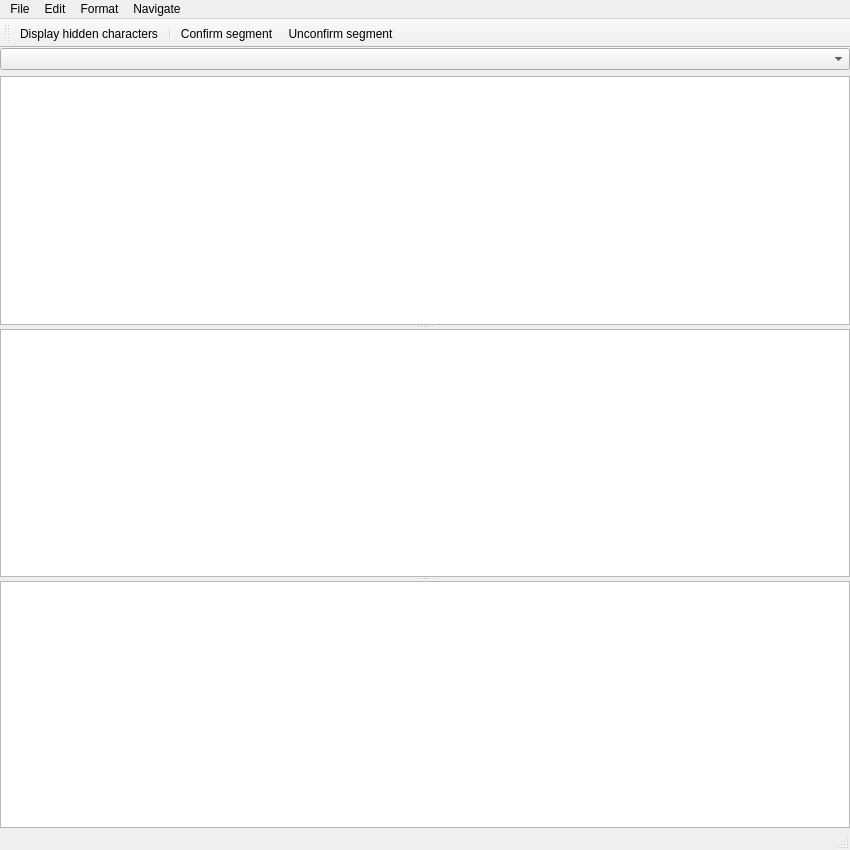
capybara-translation/capybara-tw, file capybara_tw/gui/main_window.ui: the form before one commit.
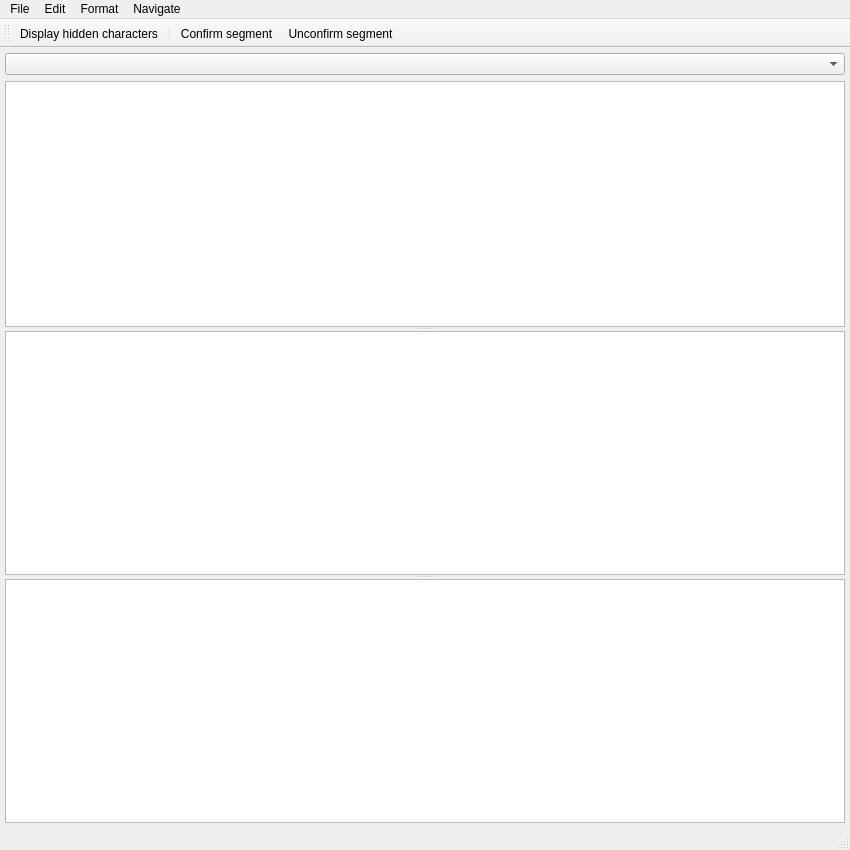
The form after the commit. Icons and pictures are not drawn. Custom widgets are drawn as their Qt base class.

Commit message: Specified default font family and size for editors

Diff of the .ui file:
```diff
--- a/capybara_tw/gui/main_window.ui
+++ b/capybara_tw/gui/main_window.ui
@@ -22,16 +22,16 @@
   <widget class="QWidget" name="centralwidget">
    <layout class="QGridLayout" name="centralGridLayout" rowstretch="0,0">
     <property name="leftMargin">
-     <number>0</number>
+     <number>5</number>
     </property>
     <property name="topMargin">
-     <number>0</number>
+     <number>5</number>
     </property>
     <property name="rightMargin">
-     <number>0</number>
+     <number>5</number>
     </property>
     <property name="bottomMargin">
-     <number>0</number>
+     <number>5</number>
     </property>
     <item row="1" column="0">
      <widget class="QWidget" name="widget" native="true">
@@ -136,6 +136,13 @@
                 <height>16777215</height>
                </size>
               </property>
+              <property name="styleSheet">
+               <string notr="true">QTextEdit {
+	font-family: Arial;
+	font-style: normal;
+	font-size: 14pt;
+}</string>
+              </property>
              </widget>
              <widget class="TagEditor" name="tgtEditor">
               <property name="sizePolicy">
@@ -156,6 +163,13 @@
                 <height>16777215</height>
                </size>
               </property>
+              <property name="styleSheet">
+               <string notr="true">QTextEdit {
+	font-family: Arial;
+	font-style: normal;
+	font-size: 14pt;
+}</string>
+              </property>
              </widget>
             </widget>
            </item>
```
The commit also changes 2 other files.
